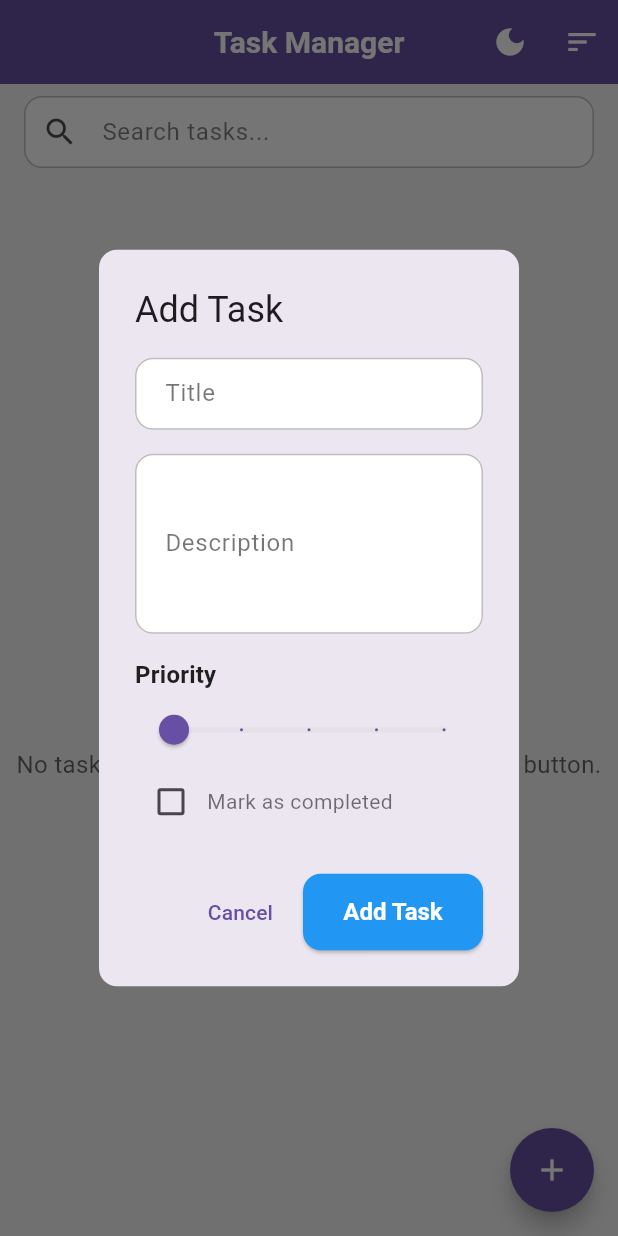
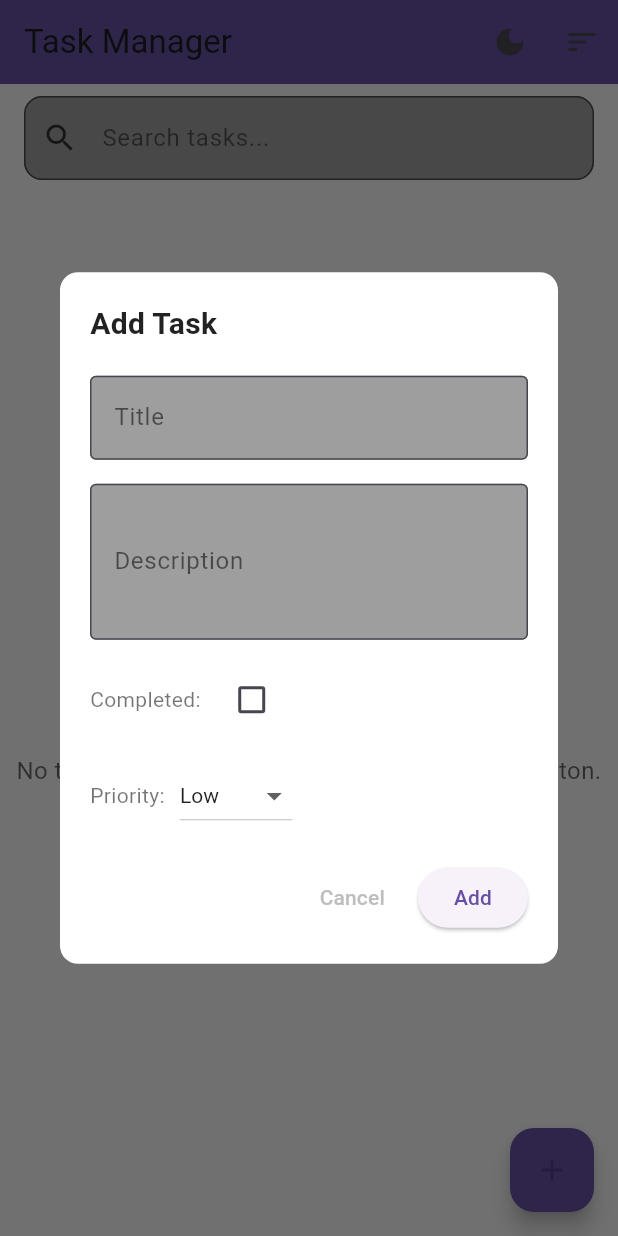
Before and after one commit to shramana263/flutter-crud, a Flutter app: the screen it shows after launch, after a tap on the "add" icon, on a phone screen of 412 x 824 dp. Run offline on Flutter 3.47's test engine with Material 3 defaults, Android fonts, the phone set to English and light mode, and no system bars; our stand-ins replace connectivity_plus, equatable, flutter_bloc, get_it, hive, hive_flutter and 1 more; accounts and stored records are empty.

Commit message:
feat: Add clearTasks method to DatabaseHelper, simplify TaskRepository by removing connectivity checks, and enhance TaskFormModal and TaskCard with theme-aware styling

```diff
--- a/flutter_crud_app/lib/data/datasources/local/database_helper.dart
+++ b/flutter_crud_app/lib/data/datasources/local/database_helper.dart
@@ -66,6 +66,12 @@ class DatabaseHelper {
     _logger.i('Deleted task with ID: $id');
   }
 
+  Future<void> clearTasks() async {
+    var box = await this.box;
+    await box.clear();
+    _logger.i('Cleared all tasks from Hive');
+  }
+
   Future<void> printAllTasks() async {
     var box = await this.box;
     final tasks = box.values.toList();
--- a/flutter_crud_app/lib/data/repositories/task_repository.dart
+++ b/flutter_crud_app/lib/data/repositories/task_repository.dart
@@ -1,4 +1,3 @@
-import 'package:connectivity_plus/connectivity_plus.dart';
 import '../api/task_api_service.dart';
 import '../datasources/local/database_helper.dart';
 import '../../models/task.dart';
@@ -7,32 +6,18 @@ import '../../core/errors/exceptions.dart';
 class TaskRepository {
   final TaskApiService apiService;
   final DatabaseHelper localDataSource;
-  final Connectivity connectivity;
 
   TaskRepository({
     required this.apiService,
     required this.localDataSource,
-    required this.connectivity,
   });
-
-  Future<bool> _isOnline() async {
-    var connectivityResult = await connectivity.checkConnectivity();
-    return connectivityResult != ConnectivityResult.none;
-  }
 
   Future<List<Task>> getTasks() async {
     try {
-      if (await _isOnline()) {
       final tasks = await apiService.getTasks();
       return tasks;
-      } else {
-        final tasks = await localDataSource.getTasks();
-        return tasks;
-      }
     } catch (e) {
-      if (e is ServerException) {
-        throw ServerException();
-      } else if (e is CacheException) {
+      if (e is CacheException) {
         throw CacheException();
       } else {
         throw Exception('Unexpected error: ${e.toString()}');
@@ -42,17 +27,10 @@ class TaskRepository {
 
   Future<Task> createTask(Task task) async {
     try {
-      if (await _isOnline()) {
       final createdTask = await apiService.createTask(task);
       return createdTask;
-      } else {
-        final localId = await localDataSource.insertTask(task);
-        return task.copyWith(id: localId);
-      }
     } catch (e) {
-      if (e is ServerException) {
-        throw ServerException();
-      } else if (e is CacheException) {
+      if (e is CacheException) {
         throw CacheException();
       } else {
         throw Exception('Unexpected error: ${e.toString()}');
@@ -62,17 +40,10 @@ class TaskRepository {
 
   Future<Task> updateTask(Task task) async {
     try {
-      if (await _isOnline()) {
       final updatedTask = await apiService.updateTask(task);
       return updatedTask;
-      } else {
-        await localDataSource.updateTask(task);
-        return task;
-      }
     } catch (e) {
-      if (e is ServerException) {
-        throw ServerException();
-      } else if (e is CacheException) {
+      if (e is CacheException) {
         throw CacheException();
       } else {
         throw Exception('Unexpected error: ${e.toString()}');
@@ -82,15 +53,9 @@ class TaskRepository {
 
   Future<void> deleteTask(int id) async {
     try {
-      if (await _isOnline()) {
       await apiService.deleteTask(id);
-      } else {
-        await localDataSource.deleteTask(id);
-      }
     } catch (e) {
-      if (e is ServerException) {
-        throw ServerException();
-      } else if (e is CacheException) {
+      if (e is CacheException) {
         throw CacheException();
       } else {
         throw Exception('Unexpected error: ${e.toString()}');
--- a/flutter_crud_app/lib/main.dart
+++ b/flutter_crud_app/lib/main.dart
@@ -1,13 +1,15 @@
 import 'package:flutter/material.dart';
 import 'package:flutter_bloc/flutter_bloc.dart';
 import 'package:hive_flutter/hive_flutter.dart';
-import 'core/di/service_locator.dart';
-import 'core/theme/app_theme.dart';
-import 'models/task.dart';
+import 'package:http/http.dart' as http;
+import 'data/api/task_api_service.dart';
+import 'data/datasources/local/database_helper.dart';
+import 'data/repositories/task_repository.dart';
 import 'presentation/bloc/task/task_bloc.dart';
 import 'presentation/screens/task_list_screen.dart';
+import 'models/task.dart';
 
-final ValueNotifier<ThemeMode> themeModeNotifier = ValueNotifier(ThemeMode.system);
+final ValueNotifier<ThemeMode> themeModeNotifier = ValueNotifier(ThemeMode.light);
 
 void main() async {
   WidgetsFlutterBinding.ensureInitialized();
@@ -15,10 +17,10 @@ void main() async {
   // Initialize Hive
   await Hive.initFlutter();
   Hive.registerAdapter(TaskAdapter());
-  await Hive.openBox<Task>('tasks');
 
-  // Initialize dependency injection
-  await init();
+  // Removed clearTasks() to persist user-created tasks
+  // final databaseHelper = DatabaseHelper();
+  // await databaseHelper.clearTasks();
 
   runApp(const MyApp());
 }
@@ -28,21 +30,88 @@ class MyApp extends StatelessWidget {
 
   @override
   Widget build(BuildContext context) {
-    return ValueListenableBuilder<ThemeMode>(
+    return MultiRepositoryProvider(
+      providers: [
+        RepositoryProvider(
+          create: (context) => DatabaseHelper(),
+        ),
+        RepositoryProvider(
+          create: (context) => TaskApiService(
+            client: http.Client(),
+            dbHelper: RepositoryProvider.of<DatabaseHelper>(context),
+          ),
+        ),
+        RepositoryProvider(
+          create: (context) => TaskRepository(
+            apiService: RepositoryProvider.of<TaskApiService>(context),
+            localDataSource: RepositoryProvider.of<DatabaseHelper>(context),
+          ),
+        ),
+      ],
+      child: MultiBlocProvider(
+        providers: [
+          BlocProvider(
+            create: (context) => TaskBloc(
+              repository: RepositoryProvider.of<TaskRepository>(context),
+            ),
+          ),
+        ],
+        child: ValueListenableBuilder<ThemeMode>(
           valueListenable: themeModeNotifier,
           builder: (context, themeMode, child) {
-        return BlocProvider(
-          create: (context) => sl<TaskBloc>(),
-          child: MaterialApp(
+            return MaterialApp(
               title: 'Task Manager',
-            theme: AppTheme.lightTheme,
-            darkTheme: AppTheme.darkTheme,
+              theme: ThemeData(
+                primarySwatch: Colors.blue,
+                brightness: Brightness.light,
+                cardColor: Colors.white,
+                scaffoldBackgroundColor: Colors.grey[100],
+                textTheme: const TextTheme(
+                  bodyLarge: TextStyle(color: Colors.black87),
+                  bodyMedium: TextStyle(color: Colors.black54),
+                ),
+                inputDecorationTheme: const InputDecorationTheme(
+                  filled: true,
+                  fillColor: Colors.grey,
+                  labelStyle: TextStyle(color: Colors.black54),
+                  border: OutlineInputBorder(),
+                ),
+              ),
+              darkTheme: ThemeData(
+                primarySwatch: Colors.blue,
+                brightness: Brightness.dark,
+                scaffoldBackgroundColor: Colors.grey[900],
+                cardColor: Colors.grey[850],
+                textTheme: const TextTheme(
+                  bodyLarge: TextStyle(color: Colors.white),
+                  bodyMedium: TextStyle(color: Colors.white70),
+                ),
+                inputDecorationTheme: InputDecorationTheme(
+                  filled: true,
+                  fillColor: Colors.grey[800],
+                  labelStyle: const TextStyle(color: Colors.white70),
+                  border: const OutlineInputBorder(),
+                  enabledBorder: OutlineInputBorder(
+                    borderSide: BorderSide(color: Colors.grey[600]!),
+                  ),
+                  focusedBorder: const OutlineInputBorder(
+                    borderSide: BorderSide(color: Colors.blue),
+                  ),
+                ),
+                elevatedButtonTheme: ElevatedButtonThemeData(
+                  style: ElevatedButton.styleFrom(
+                    foregroundColor: Colors.white,
+                    backgroundColor: Colors.blue,
+                  ),
+                ),
+              ),
               themeMode: themeMode,
               home: const TaskListScreen(),
               debugShowCheckedModeBanner: false,
-          ),
             );
           },
+        ),
+      ),
     );
   }
 }
--- a/flutter_crud_app/lib/presentation/screens/task_form_modal.dart
+++ b/flutter_crud_app/lib/presentation/screens/task_form_modal.dart
@@ -1,32 +1,32 @@
-import 'package:flutter/material.dart';
+import 'package:flutter/material.dart' as material;
 import 'package:flutter_bloc/flutter_bloc.dart';
-import '../../models/task.dart';
 import '../bloc/task/task_bloc.dart';
 import '../bloc/task/task_event.dart';
+import '../../models/task.dart';
 
-class TaskFormModal extends StatefulWidget {
+class TaskFormModal extends material.StatefulWidget {
   final Task? task;
 
-  const TaskFormModal({Key? key, this.task}) : super(key: key);
+  const TaskFormModal({super.key, this.task});
 
   @override
-  State<TaskFormModal> createState() => _TaskFormModalState();
+  material.State<TaskFormModal> createState() => _TaskFormModalState();
 }
 
-class _TaskFormModalState extends State<TaskFormModal> {
-  final _formKey = GlobalKey<FormState>();
-  late TextEditingController _titleController;
-  late TextEditingController _descriptionController;
+class _TaskFormModalState extends material.State<TaskFormModal> {
+  final _formKey = material.GlobalKey<material.FormState>();
+  late material.TextEditingController _titleController;
+  late material.TextEditingController _descriptionController;
+  late bool _isCompleted;
   late int _priority;
-  late bool _isCompleted;
 
   @override
   void initState() {
     super.initState();
-    _titleController = TextEditingController(text: widget.task?.title ?? '');
-    _descriptionController = TextEditingController(text: widget.task?.description ?? '');
+    _titleController = material.TextEditingController(text: widget.task?.title ?? '');
+    _descriptionController = material.TextEditingController(text: widget.task?.description ?? '');
+    _isCompleted = widget.task?.isCompleted ?? false;
     _priority = widget.task?.priority ?? 1;
-    _isCompleted = widget.task?.isCompleted ?? false;
   }
 
   @override
@@ -36,114 +36,172 @@ class _TaskFormModalState extends State<TaskFormModal> {
     super.dispose();
   }
 
+  void _submitForm() {
+    if (_formKey.currentState!.validate()) {
+      final task = Task(
+        id: widget.task?.id,
+        title: _titleController.text,
+        description: _descriptionController.text,
+        isCompleted: _isCompleted,
+        createdDate: widget.task?.createdDate ?? DateTime.now(),
+        priority: _priority,
+      );
+
+      if (widget.task == null) {
+        context.read<TaskBloc>().add(AddTask(task));
+      } else {
+        context.read<TaskBloc>().add(UpdateTask(task));
+      }
+
+      material.Navigator.of(context).pop();
+    }
+  }
+
   @override
-  Widget build(BuildContext context) {
-    return AlertDialog(
-      shape: RoundedRectangleBorder(borderRadius: BorderRadius.circular(12)),
-      title: Text(widget.task == null ? 'Add Task' : 'Edit Task'),
-      content: SingleChildScrollView(
-        child: Form(
+  material.Widget build(material.BuildContext context) {
+    return material.Dialog(
+      shape: material.RoundedRectangleBorder(
+        borderRadius: material.BorderRadius.circular(12),
+      ),
+      backgroundColor: material.Theme.of(context).cardColor, // Use cardColor for modal background
+      child: material.Padding(
+        padding: const material.EdgeInsets.all(20),
+        child: material.Form(
           key: _formKey,
-          child: Column(
-            mainAxisSize: MainAxisSize.min,
-            crossAxisAlignment: CrossAxisAlignment.start,
+          child: material.Column(
+            mainAxisSize: material.MainAxisSize.min,
+            crossAxisAlignment: material.CrossAxisAlignment.start,
             children: [
-              TextFormField(
+              material.Text(
+                widget.task == null ? 'Add Task' : 'Edit Task',
+                style: material.TextStyle(
+                  fontSize: 20,
+                  fontWeight: material.FontWeight.bold,
+                  color: material.Theme.of(context).textTheme.bodyLarge!.color,
+                ),
+              ),
+              const material.SizedBox(height: 20),
+              material.TextFormField(
                 controller: _titleController,
-                decoration: const InputDecoration(
+                decoration: const material.InputDecoration(
                   labelText: 'Title',
-                  border: OutlineInputBorder(),
+                  border: material.OutlineInputBorder(),
+                ),
+                style: material.TextStyle(
+                  color: material.Theme.of(context).textTheme.bodyLarge!.color,
                 ),
                 validator: (value) {
-                  if (value == null || value.trim().isEmpty) {
+                  if (value == null || value.isEmpty) {
                     return 'Please enter a title';
-                  }
-                  if (value.length > 100) {
-                    return 'Title cannot exceed 100 characters';
                   }
                   return null;
                 },
               ),
-              const SizedBox(height: 16),
-              TextFormField(
+              const material.SizedBox(height: 16),
+              material.TextFormField(
                 controller: _descriptionController,
-                decoration: const InputDecoration(
+                decoration: const material.InputDecoration(
                   labelText: 'Description',
-                  border: OutlineInputBorder(),
+                  border: material.OutlineInputBorder(),
                 ),
-                maxLines: 4,
+                style: material.TextStyle(
+                  color: material.Theme.of(context).textTheme.bodyLarge!.color,
+                ),
+                maxLines: 3,
                 validator: (value) {
-                  if (value == null || value.trim().isEmpty) {
+                  if (value == null || value.isEmpty) {
                     return 'Please enter a description';
                   }
                   return null;
                 },
               ),
-              const SizedBox(height: 16),
-              Text(
-                'Priority',
-                style: Theme.of(context).textTheme.titleMedium,
-              ),
-              Slider(
-                value: _priority.toDouble(),
-                min: 1,
-                max: 5,
-                divisions: 4,
-                label: _priority.toString(),
-                activeColor: Theme.of(context).primaryColor,
-                onChanged: (value) {
-                  setState(() {
-                    _priority = value.toInt();
-                  });
-                },
-              ),
-              Row(
+              const material.SizedBox(height: 16),
+              material.Row(
                 children: [
-                  Checkbox(
+                  material.Text(
+                    'Completed:',
+                    style: material.TextStyle(
+                      color: material.Theme.of(context).textTheme.bodyMedium!.color,
+                    ),
+                  ),
+                  const material.SizedBox(width: 10),
+                  material.Checkbox(
                     value: _isCompleted,
-                    activeColor: Theme.of(context).primaryColor,
                     onChanged: (value) {
                       setState(() {
                         _isCompleted = value ?? false;
                       });
                     },
+                    activeColor: material.Theme.of(context).primaryColor,
                   ),
-                  const Text('Mark as completed'),
+                ],
+              ),
+              const material.SizedBox(height: 16),
+              material.Row(
+                children: [
+                  material.Text(
+                    'Priority:',
+                    style: material.TextStyle(
+                      color: material.Theme.of(context).textTheme.bodyMedium!.color,
+                    ),
+                  ),
+                  const material.SizedBox(width: 10),
+                  material.DropdownButton<int>(
+                    value: _priority,
+                    items: const [
+                      material.DropdownMenuItem(
+                        value: 1,
+                        child: material.Text('Low'),
+                      ),
+                      material.DropdownMenuItem(
+                        value: 2,
+                        child: material.Text('Medium'),
+                      ),
+                      material.DropdownMenuItem(
+                        value: 3,
+                        child: material.Text('High'),
+                      ),
+                    ],
+                    onChanged: (value) {
+                      setState(() {
+                        _priority = value ?? 1;
+                      });
+                    },
+                    dropdownColor: material.Theme.of(context).cardColor,
+                    style: material.TextStyle(
+                      color: material.Theme.of(context).textTheme.bodyLarge!.color,
+                    ),
+                  ),
+                ],
+              ),
+              const material.SizedBox(height: 20),
+              material.Row(
+                mainAxisAlignment: material.MainAxisAlignment.end,
+                children: [
+                  material.TextButton(
+                    onPressed: () {
+                      material.Navigator.of(context).pop();
+                    },
+                    child: material.Text(
+                      'Cancel',
+                      style: material.TextStyle(
+                        color: material.Colors.grey[400], // Lighter grey for visibility
+                      ),
+                    ),
+                  ),
+                  const material.SizedBox(width: 10),
+                  material.ElevatedButton(
+                    onPressed: _submitForm,
+                    child: material.Text(
+                      widget.task == null ? 'Add' : 'Update',
+                    ),
+                  ),
                 ],
               ),
             ],
           ),
         ),
       ),
-      actions: [
-        TextButton(
-          onPressed: () => Navigator.pop(context),
-          child: const Text('Cancel'),
-        ),
-        ElevatedButton(
-          onPressed: () {
-            if (_formKey.currentState!.validate()) {
-              final task = Task(
-                id: widget.task?.id,
-                title: _titleController.text.trim(),
-                description: _descriptionController.text.trim(),
-                priority: _priority,
-                isCompleted: _isCompleted,
-                createdDate: widget.task?.createdDate ?? DateTime.now(),
-              );
-
-              if (widget.task == null) {
-                context.read<TaskBloc>().add(AddTask(task));
-              } else {
-                context.read<TaskBloc>().add(UpdateTask(task));
-              }
-
-              Navigator.pop(context);
-            }
-          },
-          child: Text(widget.task == null ? 'Add Task' : 'Save Changes'),
-        ),
-      ],
     );
   }
 }
--- a/flutter_crud_app/lib/presentation/screens/task_list_screen.dart
+++ b/flutter_crud_app/lib/presentation/screens/task_list_screen.dart
@@ -1,5 +1,6 @@
 import 'package:flutter/material.dart' as material; // Alias for Material to avoid conflict
 import 'package:flutter_bloc/flutter_bloc.dart';
+import '../../data/datasources/local/database_helper.dart'; // Import DatabaseHelper for debugging
 import '../bloc/task/task_bloc.dart';
 import '../bloc/task/task_event.dart';
 import '../bloc/task/task_state.dart';
@@ -189,6 +190,8 @@ class _TaskListScreenState extends material.State<TaskListScreen> {
               _allTasks = state.tasks;
               _applyFiltersAndSort();
             });
+            // Debug: Print all tasks in Hive to confirm persistence
+            RepositoryProvider.of<DatabaseHelper>(context).printAllTasks();
           }
         },
         builder: (context, state) {
--- a/flutter_crud_app/lib/presentation/widgets/task_card.dart
+++ b/flutter_crud_app/lib/presentation/widgets/task_card.dart
@@ -23,6 +23,7 @@ class TaskCard extends material.StatelessWidget {
       shape: material.RoundedRectangleBorder(
         borderRadius: material.BorderRadius.circular(12),
       ),
+      color: material.Theme.of(context).cardColor, // Use theme-aware card color
       child: material.Padding(
         padding: const material.EdgeInsets.all(16),
         child: material.Column(
@@ -59,7 +60,7 @@ class TaskCard extends material.StatelessWidget {
               task.description,
               style: material.TextStyle(
                 fontSize: 14,
-                color: material.Theme.of(context).textTheme.bodyLarge!.color!.withOpacity(0.7),
+                color: material.Theme.of(context).textTheme.bodyMedium!.color,
               ),
             ),
             const material.SizedBox(height: 8),
@@ -68,7 +69,7 @@ class TaskCard extends material.StatelessWidget {
               'Created: ${DateFormat('MMM d, yyyy h:mm a').format(task.createdDate)}',
               style: material.TextStyle(
                 fontSize: 12,
-                color: material.Theme.of(context).textTheme.bodyLarge!.color!.withOpacity(0.5),
+                color: material.Theme.of(context).textTheme.bodyMedium!.color!.withOpacity(0.7),
                 fontStyle: material.FontStyle.italic,
               ),
             ),
@@ -96,7 +97,7 @@ class TaskCard extends material.StatelessWidget {
                               : 'High',
                       style: material.TextStyle(
                         fontSize: 12,
-                        color: material.Theme.of(context).textTheme.bodyLarge!.color!.withOpacity(0.7),
+                        color: material.Theme.of(context).textTheme.bodyMedium!.color,
                       ),
                     ),
                   ],
@@ -105,7 +106,7 @@ class TaskCard extends material.StatelessWidget {
                   children: [
                     material.IconButton(
                       icon: const material.Icon(material.Icons.edit, size: 20),
-                      color: material.Colors.grey,
+                      color: material.Theme.of(context).textTheme.bodyMedium!.color, // Theme-aware color
                       onPressed: onEdit,
                       tooltip: 'Edit Task',
                     ),
```
Lines whose indentation alone changed are shown as unchanged.
